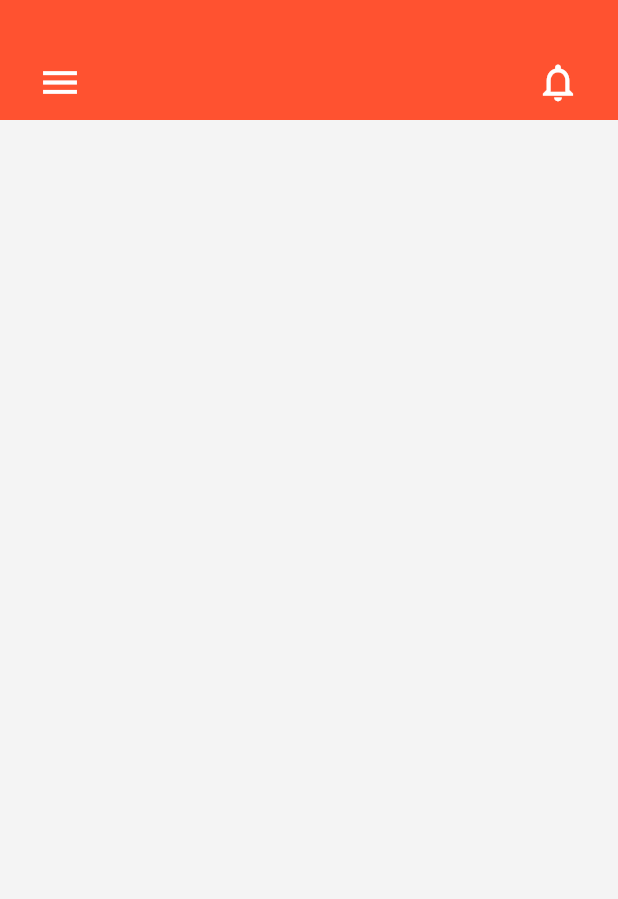
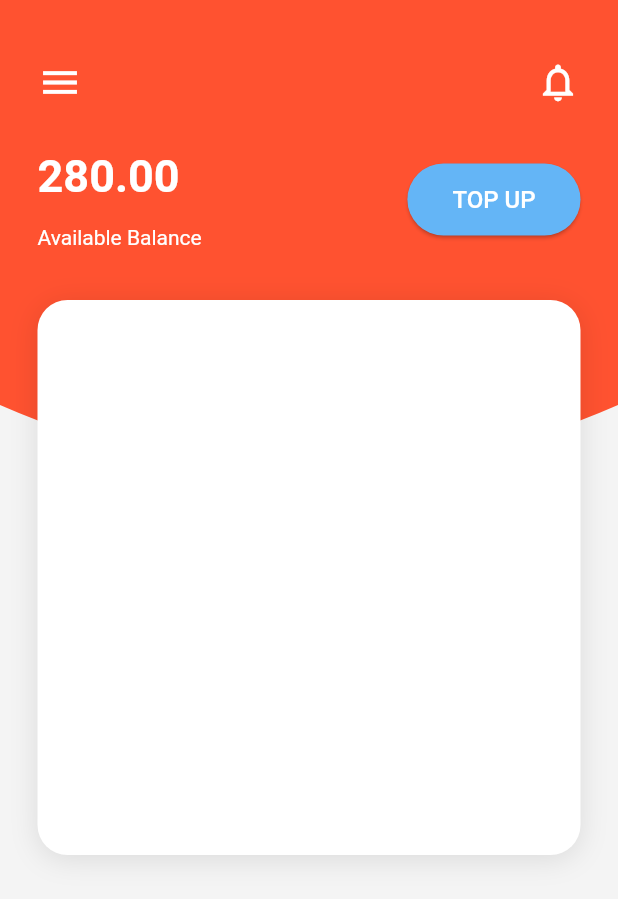
Before and after one commit to KevKipkemoi/Mobile_UI_Challenges, a Flutter app: the screen it shows after launch, on a phone screen of 412 x 824 dp. Shown: the top 899 px of the screen. Run offline on Flutter 3.47's test engine with Material 2 defaults, Android fonts, the phone set to English and light mode, and no system bars.

```diff
--- a/money_management/lib/main.dart
+++ b/money_management/lib/main.dart
@@ -46,25 +46,94 @@ class _MyHomePageState extends State<MyHomePage> {
                 border: Border.all(color: primaryColor),
               ),
               child: Padding(
-                padding: EdgeInsets.only(top: 30, right: 15, left: 15),
+                padding: EdgeInsets.only(top: 30.0, right: 15.0, left: 15.0),
                 child: Row(
                   mainAxisAlignment: MainAxisAlignment.spaceBetween,
                   children: <Widget>[
                     IconButton(
                       icon: Icon(Icons.menu),
                       color: Colors.white,
-                      iconSize: 30,
+                      iconSize: 30.0,
                       onPressed: (){},
                     ),
                     IconButton(
                       icon: Icon(Icons.notifications_none),
                       color: Colors.white,
-                      iconSize: 30,
+                      iconSize: 30.0,
                       onPressed: (){},
-                    )
+                    ),
                   ],
                 ),
               ),
+            ),
+            Stack(
+              children: <Widget>[
+                ClipPath(
+                  clipper: CustomShapeClipper(),
+                  child: Container(
+                    height: 350.0,
+                    decoration: BoxDecoration(color: primaryColor),
+                  ),
+                ),
+                Padding(
+                  padding: EdgeInsets.symmetric(horizontal: 25.0, vertical: 20.0),
+                  child: Row(
+                    mainAxisAlignment: MainAxisAlignment.spaceBetween,
+                    children: <Widget>[
+                      Column(
+                        mainAxisSize: MainAxisSize.min,
+                        crossAxisAlignment: CrossAxisAlignment.start,
+                        children: <Widget>[
+                          Text(
+                            '280.00',
+                            style: TextStyle(
+                              color: Colors.white,
+                              fontSize: 30.0,
+                              fontWeight: FontWeight.bold,
+                            ),
+                          ),
+                          SizedBox(height: 15.0),
+                          Text(
+                            'Available Balance',
+                            style: TextStyle(color: Colors.white, fontSize: 14.0),
+                          ),
+                        ],
+                      ),
+                      Material(
+                        elevation: 1,
+                        borderRadius: BorderRadius.circular(100.0),
+                        color: Colors.blue[300],
+                        child: MaterialButton(
+                          onPressed: () {},
+                          padding: EdgeInsets.symmetric(vertical: 10.0, horizontal: 30.0),
+                          child: Text(
+                            'TOP UP',
+                            style: TextStyle(fontSize: 16.0, color: Colors.white),
+                          ),
+                        ),
+                      ),
+                    ],
+                  ),
+                ),
+                Padding(
+                  padding: EdgeInsets.only(top: 120.0, right: 25.0, left: 25.0),
+                  child: Container(
+                    width: double.infinity,
+                    height: 370,
+                    decoration: BoxDecoration(
+                      color: Colors.white,
+                      borderRadius: BorderRadius.all(Radius.circular(20.0)),
+                      boxShadow: [
+                        BoxShadow(
+                          color: Colors.black.withOpacity(0.1),
+                          offset: Offset(0.0, 3.0),
+                          blurRadius: 15.0,
+                        ),
+                      ]
+                    ),
+                  ),
+                ),
+              ],
             ),
           ],
         ),
@@ -72,3 +141,19 @@ class _MyHomePageState extends State<MyHomePage> {
     );
   }
 }
+
+class CustomShapeClipper extends CustomClipper<Path> {
+  @override
+  Path getClip(Size size) {
+    var path = Path();
+
+    path.lineTo(0.0, 390.0 - 200.0);
+    path.quadraticBezierTo(size.width / 2.0, 280.0, size.width, 390.0 - 200.0);
+    path.lineTo(size.width, 0.0);
+    path.close();
+    return path;
+  }
+
+  @override
+  bool shouldReclip(CustomClipper<Path> oldClipper) => true;
+}
```
